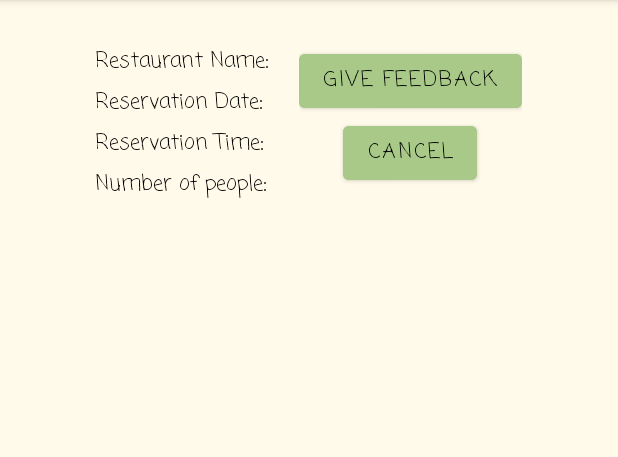
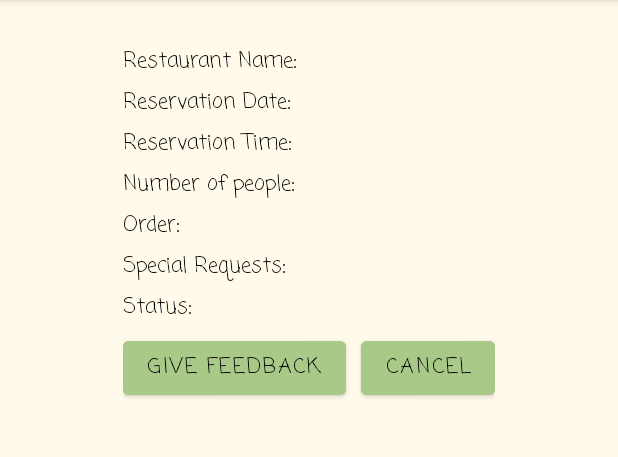
Before and after one commit to alisobhy22/Akelny, an Android app: the Reservations screen opened directly, with no data from a screen before it, on a phone screen of 412 x 824 dp, the part 84-541 px from its top. Run offline under Robolectric (Android 15) with nearby library versions, the phone set to English and light mode, and no system bars; our stand-ins replace Firebase (no records; nobody signed in at launch, a user with empty details on screens opened directly).

```diff
--- a/app/src/main/java/com/example/akelny/Login.java
+++ b/app/src/main/java/com/example/akelny/Login.java
@@ -73,7 +73,8 @@ public class Login extends AppCompatActivity {
 
                             if (task.getResult().exists()) {
                                 Log.d("msg", "First");
-                                Intent intent = new Intent(Login.this, TableReservation.class);
+                                Intent intent = new Intent(Login.this, Homepage.class);
+                                intent.putExtra("user name", username);
                                 intent.putExtra("user number", number);
                                 startActivity(intent);
 
--- a/app/src/main/res/layout/activity_reservations.xml
+++ b/app/src/main/res/layout/activity_reservations.xml
@@ -10,7 +10,7 @@
     <LinearLayout
         android:layout_width="wrap_content"
         android:layout_height="wrap_content"
-        android:orientation="horizontal"
+        android:orientation="vertical"
         android:layout_marginTop="30dp"
         android:layout_gravity="center">
 
@@ -55,12 +55,39 @@
                 android:textColor="@color/black"
                 android:fontFamily="casual"
                 android:layout_marginBottom="5dp" />
+
+            <TextView
+                android:id="@+id/order"
+                android:layout_width="wrap_content"
+                android:layout_height="wrap_content"
+                android:text="Order: "
+                android:textColor="@color/black"
+                android:fontFamily="casual"
+                android:layout_marginBottom="5dp" />
+
+            <TextView
+                android:id="@+id/specialRequests"
+                android:layout_width="wrap_content"
+                android:layout_height="wrap_content"
+                android:text="Special Requests: "
+                android:textColor="@color/black"
+                android:fontFamily="casual"
+                android:layout_marginBottom="5dp" />
+
+            <TextView
+                android:id="@+id/status"
+                android:layout_width="wrap_content"
+                android:layout_height="wrap_content"
+                android:text="Status: "
+                android:textColor="@color/black"
+                android:fontFamily="casual"
+                android:layout_marginBottom="5dp" />
         </LinearLayout>
 
         <LinearLayout
             android:layout_width="wrap_content"
             android:layout_height="wrap_content"
-            android:orientation="vertical">
+            android:orientation="horizontal">
 
             <Button
                 android:id="@+id/givefeedback"
@@ -72,7 +99,8 @@
                 android:backgroundTint="#a8c987"
                 tools:layout_editor_absoluteX="275dp"
                 tools:layout_editor_absoluteY="91dp"
-                android:layout_gravity="center"/>
+                android:layout_gravity="center"
+                android:layout_marginRight="10dp"/>
 
             <Button
                 android:id="@+id/cancel"
```
Also changed, not shown: app/src/main/java/com/example/akelny/Adapter.java (+20 -15 lines), app/src/main/java/com/example/akelny/Homepage.java (+8 -0 lines), app/src/main/java/com/example/akelny/MainActivity.java (+31 -11 lines), app/src/main/java/com/example/akelny/Reservations.java (+36 -39 lines), app/src/main/res/layout/activity_main.xml (+4 -4 lines).
